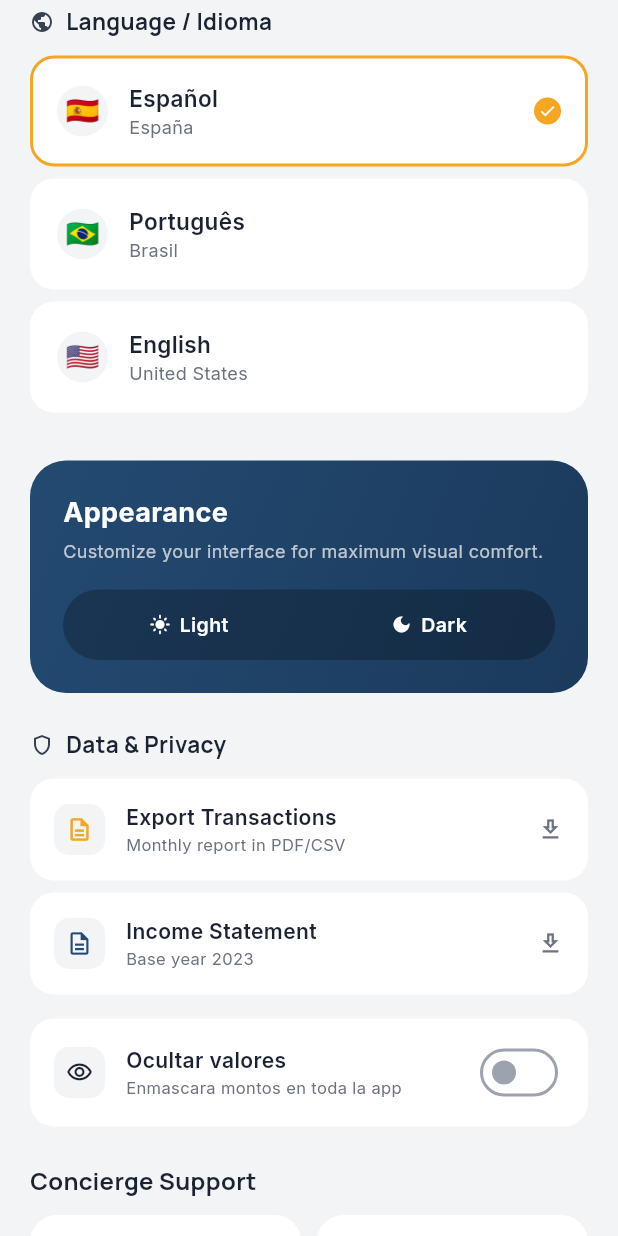
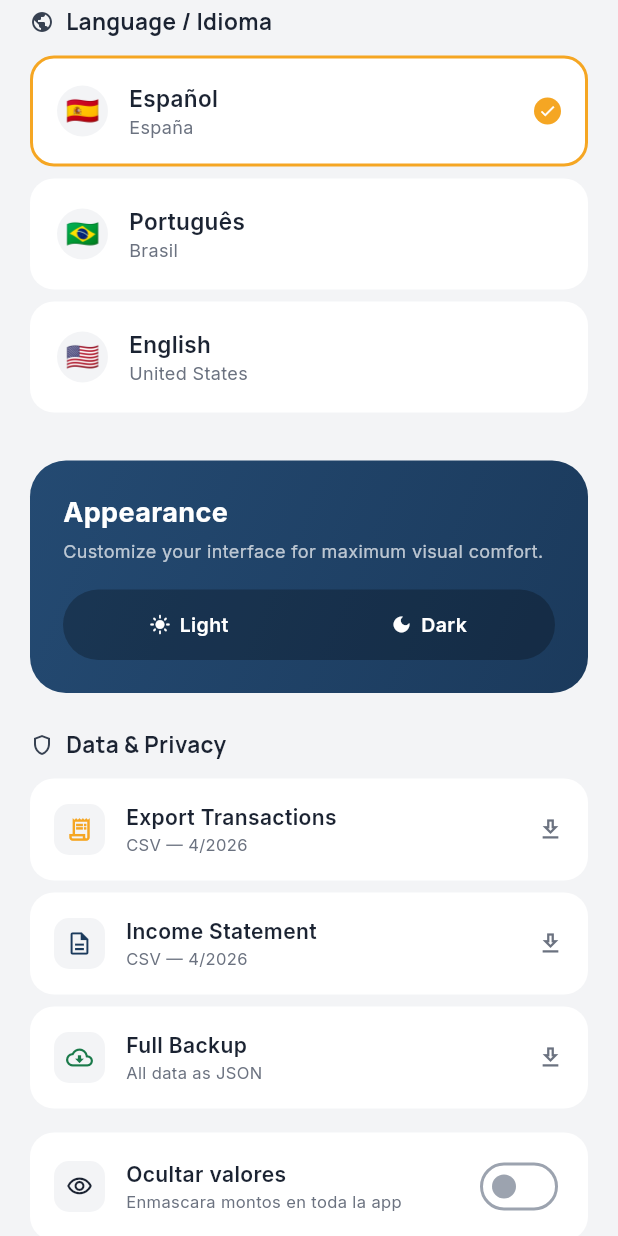
Before and after one commit to luigrocha/farol, a Flutter app: the SettingsScreen screen opened directly, scrolled down 576 dp, on a phone screen of 412 x 824 dp. Run offline on Flutter 3.47's test engine with Material 3 defaults, Android fonts, the phone set to English and light mode, and no system bars; our stand-ins replace csv, drift, fl_chart, flutter_riverpod, google_fonts, google_sign_in and 3 more; accounts and stored records are empty; generated files the repository leaves out were written again.

Commit message:
feat: add investment entry flow and implement data export actions in settings

```diff
--- a/lib/core/providers/providers.dart
+++ b/lib/core/providers/providers.dart
@@ -17,6 +17,7 @@ import '../repositories/net_worth_repository.dart';
 import '../repositories/budget_goals_repository.dart';
 import '../repositories/user_preferences_repository.dart';
 import '../repositories/health_repository.dart';
+import '../services/export_service.dart';
 import '../models/health_snapshot.dart';
 import '../services/financial_calculator_service.dart';
 import '../../features/budget/data/budget_settings_repository.dart';
@@ -419,6 +420,19 @@ class NetWorthNotifier extends AsyncNotifier<void> {
 }
 
 // ═══════════════════════════════════════════
+// EXPORT SERVICE PROVIDER
+// ═══════════════════════════════════════════
+
+final exportServiceProvider = Provider<ExportService>((ref) => ExportService(
+  expenseRepo: ref.watch(expenseRepositoryProvider),
+  incomeRepo: ref.watch(incomeRepositoryProvider),
+  installmentRepo: ref.watch(installmentRepositoryProvider),
+  investmentRepo: ref.watch(investmentRepositoryProvider),
+  netWorthRepo: ref.watch(netWorthRepositoryProvider),
+  budgetGoalsRepo: ref.watch(budgetGoalsRepositoryProvider),
+));
+
+// ═══════════════════════════════════════════
 // HEALTH PROVIDERS
 // ═══════════════════════════════════════════
 
--- a/lib/features/settings/settings_screen.dart
+++ b/lib/features/settings/settings_screen.dart
@@ -1,5 +1,4 @@
 import 'package:flutter/material.dart';
-import 'dart:ui';
 import 'package:flutter_riverpod/flutter_riverpod.dart';
 import 'package:google_fonts/google_fonts.dart';
 import '../../main.dart';
@@ -13,7 +12,6 @@ import '../budget/presentation/budget_settings_sheet.dart';
 import '../budget/presentation/budget_goals_sheet.dart';
 import '../net_worth/presentation/net_worth_settings_sheet.dart';
 import '../profile/presentation/profile_providers.dart';
-
 class SettingsScreen extends ConsumerWidget {
   const SettingsScreen({super.key});
 
@@ -46,11 +44,7 @@ class SettingsScreen extends ConsumerWidget {
               const SizedBox(height: 24),
               const _AppearanceCard(),
               const SizedBox(height: 24),
-              _Section(title: 'Data & Privacy', icon: Icons.shield_outlined, children: [
-                _DataRow(icon: Icons.description_outlined, name: 'Export Transactions', sub: 'Monthly report in PDF/CSV', color: AppTheme.secondaryColor),
-                _DataRow(icon: Icons.description_outlined, name: 'Income Statement', sub: 'Base year 2023', color: AppTheme.primaryContainer),
-                const _PrivacyToggleRow(),
-              ]),
+              const _ExportSection(),
               const SizedBox(height: 24),
               const _SupportSection(),
               const SizedBox(height: 28),
@@ -188,12 +182,18 @@ class _ThemeBtn extends StatelessWidget {
 }
 
 class _DataRow extends StatelessWidget {
-  final IconData icon; final String name, sub; final Color color;
-  const _DataRow({required this.icon, required this.name, required this.sub, required this.color});
+  final IconData icon;
+  final String name, sub;
+  final Color color;
+  final VoidCallback? onTap;
+  final bool isLoading;
+  const _DataRow({required this.icon, required this.name, required this.sub, required this.color, this.onTap, this.isLoading = false});
   @override
   Widget build(BuildContext context) {
     final colors = context.colors;
-    return Container(
+    return GestureDetector(
+      onTap: isLoading ? null : onTap,
+      child: Container(
         margin: const EdgeInsets.only(bottom: 8), padding: const EdgeInsets.all(16),
         decoration: BoxDecoration(color: colors.surfaceLowest, borderRadius: BorderRadius.circular(16)),
         child: Row(children: [
@@ -203,9 +203,81 @@ class _DataRow extends StatelessWidget {
             Text(name, style: TextStyle(fontSize: 14, fontWeight: FontWeight.w600, color: colors.onSurface)),
             Text(sub, style: TextStyle(fontSize: 11, color: colors.onSurfaceSoft)),
           ])),
-        Icon(Icons.download_outlined, size: 18, color: colors.onSurfaceSoft),
+          isLoading
+              ? SizedBox(width: 18, height: 18, child: CircularProgressIndicator(strokeWidth: 2, color: colors.onSurfaceSoft))
+              : Icon(Icons.download_outlined, size: 18, color: colors.onSurfaceSoft),
         ]),
+      ),
     );
+  }
+}
+
+enum _ExportTask { none, transactions, income, backup }
+
+class _ExportSection extends ConsumerStatefulWidget {
+  const _ExportSection();
+  @override
+  ConsumerState<_ExportSection> createState() => _ExportSectionState();
+}
+
+class _ExportSectionState extends ConsumerState<_ExportSection> {
+  _ExportTask _loading = _ExportTask.none;
+
+  Future<void> _run(_ExportTask task, Future<void> Function() fn) async {
+    if (_loading != _ExportTask.none) return;
+    setState(() => _loading = task);
+    try {
+      await fn();
+    } catch (e) {
+      if (mounted) {
+        ScaffoldMessenger.of(context).showSnackBar(
+          SnackBar(content: Text('Error: $e'), backgroundColor: Colors.red.shade700),
+        );
+      }
+    } finally {
+      if (mounted) setState(() => _loading = _ExportTask.none);
+    }
+  }
+
+  @override
+  Widget build(BuildContext context) {
+    final month = ref.watch(selectedMonthProvider);
+    final year = ref.watch(selectedYearProvider);
+    final svc = ref.read(exportServiceProvider);
+    final colors = context.colors;
+    return Column(crossAxisAlignment: CrossAxisAlignment.start, children: [
+      Row(children: [
+        Icon(Icons.shield_outlined, size: 16, color: colors.onSurfaceMuted),
+        const SizedBox(width: 8),
+        Text('Data & Privacy', style: GoogleFonts.manrope(fontSize: 15, fontWeight: FontWeight.w700, color: colors.onSurface)),
+      ]),
+      const SizedBox(height: 12),
+      _DataRow(
+        icon: Icons.receipt_long_outlined,
+        name: 'Export Transactions',
+        sub: 'CSV — $month/$year',
+        color: AppTheme.secondaryColor,
+        isLoading: _loading == _ExportTask.transactions,
+        onTap: () => _run(_ExportTask.transactions, () => svc.exportExpensesToCsv(month, year)),
+      ),
+      _DataRow(
+        icon: Icons.description_outlined,
+        name: 'Income Statement',
+        sub: 'CSV — $month/$year',
+        color: AppTheme.primaryColor,
+        isLoading: _loading == _ExportTask.income,
+        onTap: () => _run(_ExportTask.income, () => svc.exportIncomesToCsv(month, year)),
+      ),
+      _DataRow(
+        icon: Icons.cloud_download_outlined,
+        name: 'Full Backup',
+        sub: 'All data as JSON',
+        color: AppTheme.tertiaryColor,
+        isLoading: _loading == _ExportTask.backup,
+        onTap: () => _run(_ExportTask.backup, svc.exportBackup),
+      ),
+      const _PrivacyToggleRow(),
+    ]);
   }
 }
 
@@ -482,12 +554,3 @@ class _PrivacyToggleRow extends ConsumerWidget {
     );
   }
 }
-
-class _BRLSmall extends StatelessWidget {
-  final double value; final double size; final Color? color; final FontWeight weight;
-  const _BRLSmall({required this.value, required this.size, this.color, this.weight = FontWeight.w600});
-  @override
-  Widget build(BuildContext context) {
-    return Text(FinancialCalculatorService.formatBRL(value), style: GoogleFonts.inter(fontSize: size, fontWeight: weight, color: color ?? context.colors.onSurface, fontFeatures: [FontFeature.tabularFigures()]));
-  }
-}
```
Also changed, not shown: lib/features/investments/add_investment_bottom_sheet.dart (added, +204 -0 lines), lib/features/investments/investments_screen.dart (+6 -1 lines). Lines whose indentation alone changed are shown as unchanged.
